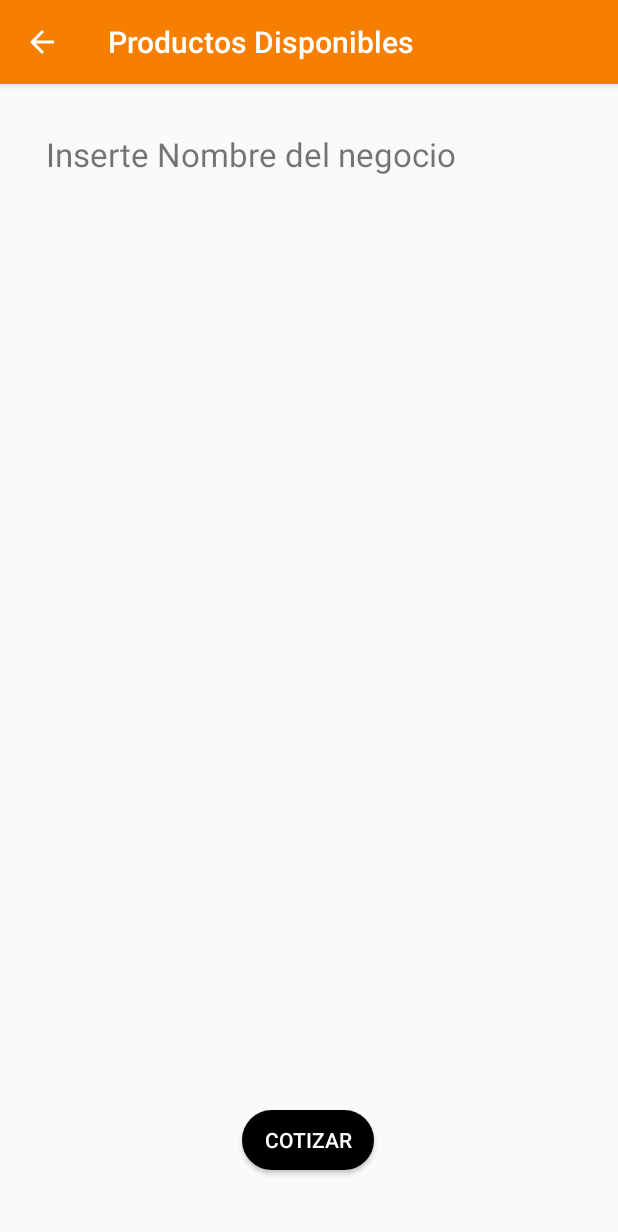
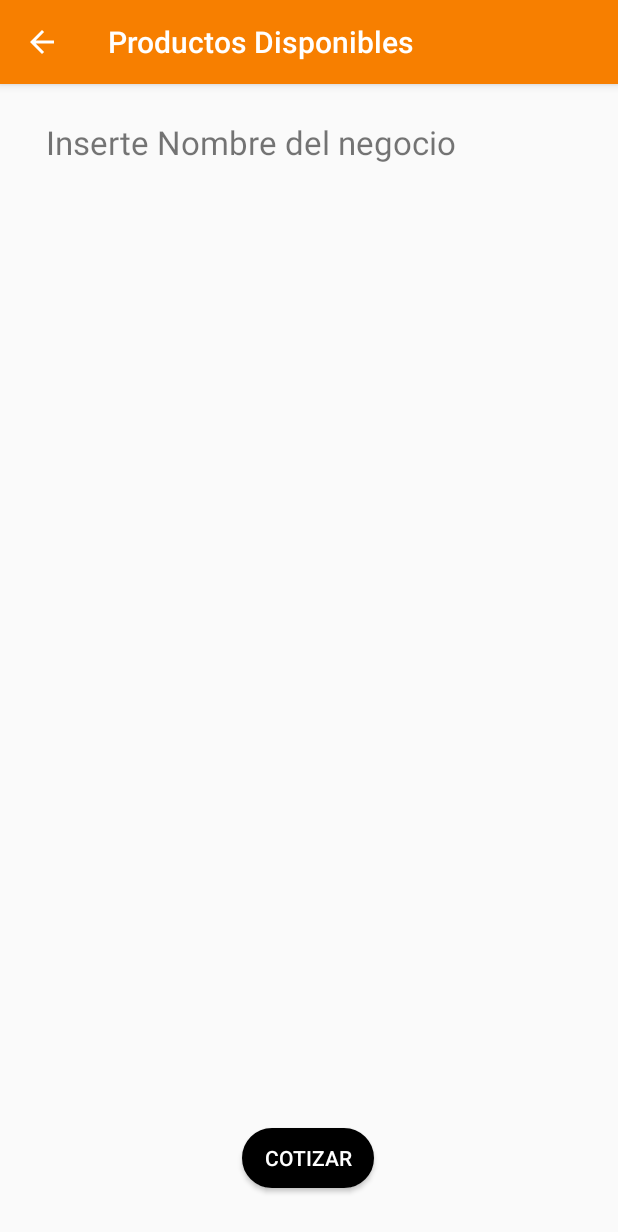
Before and after one commit to andresGarcia97/ProductosDeMiPueblo, an Android app: the Productos screen opened directly, with no data from a screen before it, on a phone screen of 412 x 824 dp. Shown: the top 1232 px of the screen. Run offline under Robolectric (Android 15) with nearby library versions, the light colour scheme and no system bars; 2 statements that could not run were skipped.

```diff
--- a/app/src/main/java/com/co/movil/productosdemipueblo/util/GlobalAction.java
+++ b/app/src/main/java/com/co/movil/productosdemipueblo/util/GlobalAction.java
@@ -9,5 +9,6 @@ public class GlobalAction {
         GlobalInfo.PRODUCTOS.clear();
         GlobalInfo.NEGOCIOS.clear();
         GlobalInfo.NEGOCIO = new Negocio();
+        GlobalInfo.PEDIDOENVIADO = false;
     }
 }
--- a/app/src/main/java/com/co/movil/productosdemipueblo/util/GlobalInfo.java
+++ b/app/src/main/java/com/co/movil/productosdemipueblo/util/GlobalInfo.java
@@ -13,4 +13,5 @@ public class GlobalInfo {
     public static Negocio NEGOCIO = new Negocio();
     public static List<Negocio> NEGOCIOS = new ArrayList<>();
     public static boolean NEGOCIOSELECCIONADO = false;
+    public static boolean PEDIDOENVIADO = false;
 }
--- a/app/src/main/res/layout/activity_main.xml
+++ b/app/src/main/res/layout/activity_main.xml
@@ -26,7 +26,7 @@
         android:layout_marginStart="16dp"
         android:layout_marginTop="4dp"
         android:layout_marginEnd="16dp"
-        android:layout_marginBottom="8dp"
+        android:layout_marginBottom="16dp"
         android:background="@drawable/bordes_redondos"
         android:onClick="seleccionarOtroNegocio"
         android:text="@string/cambiarNegocio"
--- a/app/src/main/res/layout/activity_productos.xml
+++ b/app/src/main/res/layout/activity_productos.xml
@@ -5,28 +5,11 @@
     android:layout_width="match_parent"
     android:layout_height="match_parent">
 
-    <androidx.cardview.widget.CardView
-        android:id="@+id/cardView2"
-        android:layout_width="0dp"
-        android:layout_height="wrap_content"
-        android:layout_marginStart="4dp"
-        android:layout_marginTop="4dp"
-        android:layout_marginEnd="4dp"
-        android:layout_marginBottom="4dp"
-        app:cardCornerRadius="2dp"
-        app:layout_constraintBottom_toBottomOf="parent"
-        app:layout_constraintEnd_toEndOf="parent"
-        app:layout_constraintHorizontal_bias="0.498"
-        app:layout_constraintStart_toStartOf="parent"
-        app:layout_constraintTop_toTopOf="parent">
-
-    </androidx.cardview.widget.CardView>
-
     <Button
         android:id="@+id/btnCotizar"
         android:layout_width="wrap_content"
         android:layout_height="40dp"
-        android:layout_marginBottom="44dp"
+        android:layout_marginBottom="32dp"
         android:background="@drawable/bordes_redondos"
         android:backgroundTint="#000000"
         android:onClick="lanzarActivitySolicitarProductos"
@@ -36,15 +19,14 @@
         app:layout_constraintEnd_toEndOf="parent"
         app:layout_constraintHorizontal_bias="0.498"
         app:layout_constraintStart_toStartOf="parent"
-        app:layout_constraintTop_toBottomOf="@+id/cardView2"
-        app:layout_constraintVertical_bias="1.0"
         tools:ignore="MissingConstraints" />
 
     <ListView
         android:id="@+id/listViewProductos"
         android:layout_width="0dp"
         android:layout_height="515dp"
-        android:layout_marginBottom="60dp"
+        android:layout_marginTop="16dp"
+        android:layout_marginBottom="48dp"
         app:layout_constraintBottom_toTopOf="@+id/btnCotizar"
         app:layout_constraintEnd_toEndOf="parent"
         app:layout_constraintHorizontal_bias="0.555"
@@ -58,16 +40,17 @@
         android:layout_width="350dp"
         android:layout_height="wrap_content"
         android:layout_marginStart="8dp"
-        android:layout_marginTop="32dp"
+        android:layout_marginTop="8dp"
         android:layout_marginEnd="8dp"
+        android:layout_marginBottom="8dp"
         android:text="@string/nombre_del_negocio"
         android:textSize="22sp"
-        app:layout_constraintBottom_toTopOf="@+id/cardView2"
+        app:layout_constraintBottom_toTopOf="@+id/btnCotizar"
         app:layout_constraintEnd_toEndOf="parent"
         app:layout_constraintHorizontal_bias="0.488"
         app:layout_constraintStart_toStartOf="parent"
         app:layout_constraintTop_toTopOf="parent"
-        app:layout_constraintVertical_bias="0.0"
+        app:layout_constraintVertical_bias="0.025"
         tools:ignore="NotSibling" />
 
 </androidx.constraintlayout.widget.ConstraintLayout>
--- a/app/src/main/res/values/strings.xml
+++ b/app/src/main/res/values/strings.xml
@@ -38,5 +38,9 @@
     <string name="cambiarNegocio">Cambiar Negocio</string>
     <string name="cambiarNegocioPregunta">¿ Cambiar Negocio ?</string>
     <string name="confirmacionCambiarNegocio">Si cambia el Negocio, la lista de productos se perdera</string>
+    <string name="volverEnviarCompra">" ¿ Desea volver a enviar el pedido ?"</string>
+    <string name="continuarCompra">Usted ya envio un pedido</string>
+    <string name="aceptarYcontinuar">"Continuar"</string>
+    <string name="inicio">Inicio</string>
     >>>>>>> 556041ef200699e8833f84ae460a8d245fe92207
 </resources>
```
Also changed, not shown: app/src/main/java/com/co/movil/productosdemipueblo/util/DialogBuilder.java (deleted, +0 -27 lines), app/src/main/java/com/co/movil/productosdemipueblo/views/DatosCliente.java (+21 -26 lines), app/src/main/java/com/co/movil/productosdemipueblo/views/SolicitarProductos.java (+37 -2 lines).
